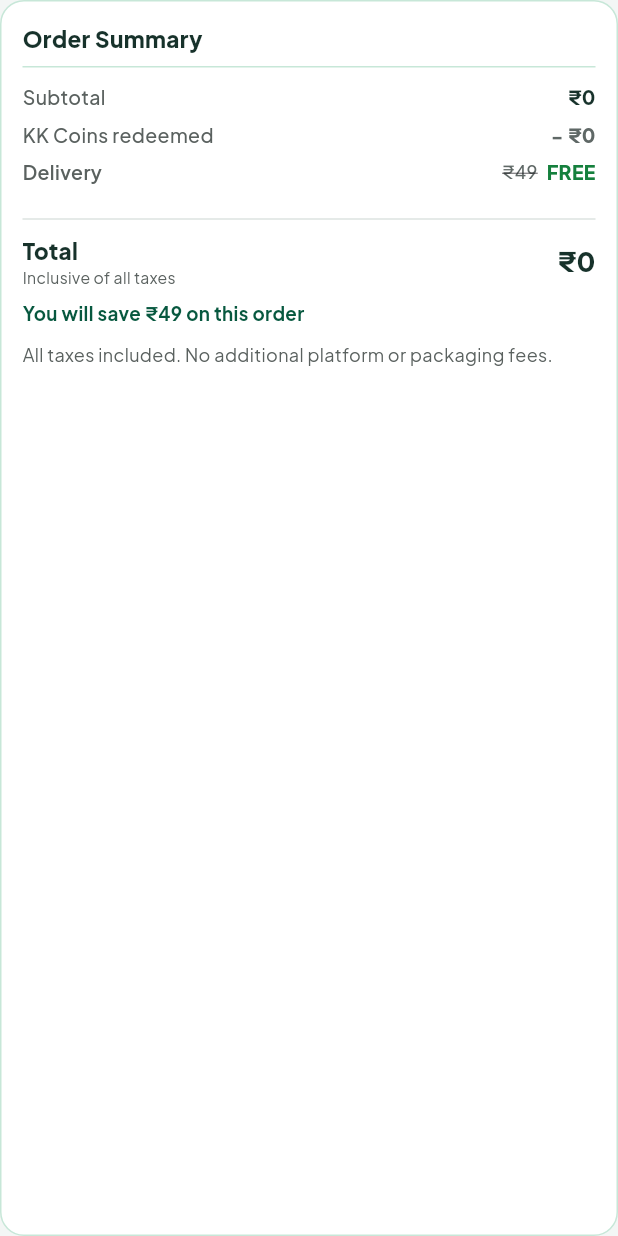
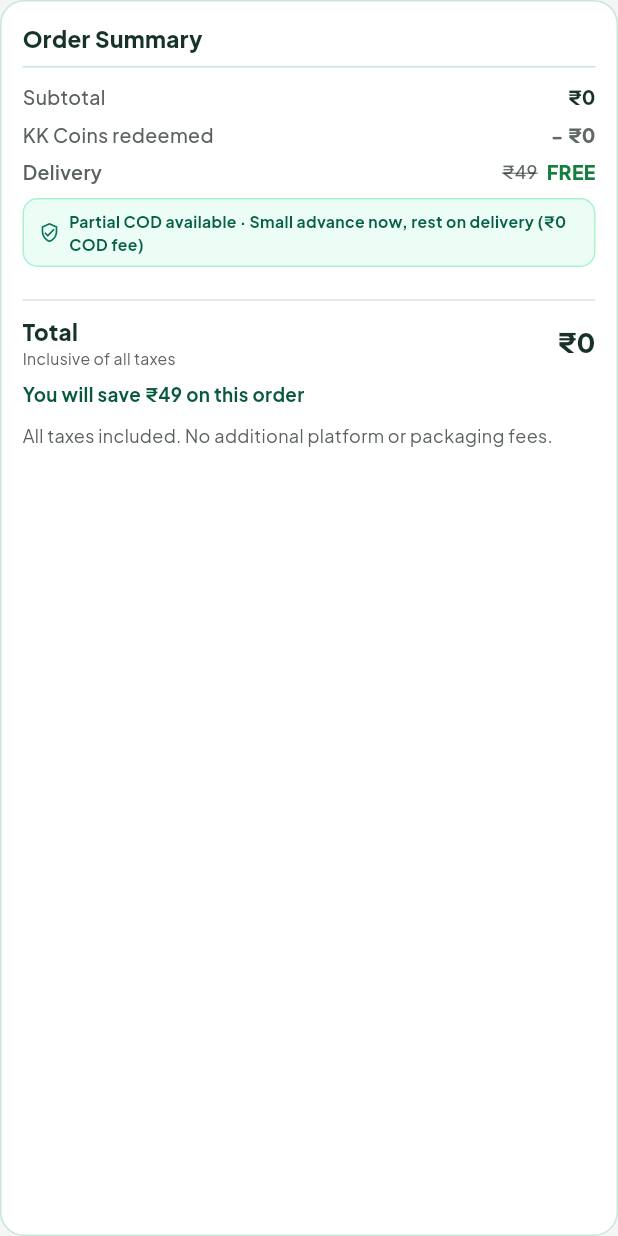
Before and after one commit to kknutrivet/kknutrivet-flutter-userstoreapp, a Flutter app: the CartSummaryCard widget shown alone on an empty page, opened directly with empty values, on a phone screen of 412 x 824 dp. Run offline on Flutter 3.47's test engine with Material 3 defaults, Android fonts, the phone set to English and light mode, and no system bars; our stand-ins replace cached_network_image, connectivity_plus, cupertino_ui, device_info_plus, dio, firebase_analytics and 21 more; accounts and stored records are empty; network calls fail.

Commit message:
feat(parity): show base pack (e.g. 5L) on PDP, unscratched Scratch & Win banner on Orders, Home Brands -> /brands/:slug, and Cart Partial COD trust strip

```diff
--- a/lib/features/cart/widgets/cart_summary_and_bars.dart
+++ b/lib/features/cart/widgets/cart_summary_and_bars.dart
@@ -307,6 +307,35 @@ class CartSummaryCard extends StatelessWidget {
               ),
             ),
           ],
+          const SizedBox(height: 8),
+          Container(
+            padding: const EdgeInsets.symmetric(horizontal: 10, vertical: 7),
+            decoration: BoxDecoration(
+              color: const Color(0xFFECFDF5),
+              borderRadius: BorderRadius.circular(10),
+              border: Border.all(color: const Color(0xFFA7F3D0)),
+            ),
+            child: const Row(
+              children: [
+                Icon(
+                  Icons.verified_user_outlined,
+                  size: 14,
+                  color: Color(0xFF047857),
+                ),
+                SizedBox(width: 6),
+                Expanded(
+                  child: Text(
+                    'Partial COD available · Small advance now, rest on delivery (₹0 COD fee)',
+                    style: TextStyle(
+                      fontSize: 10.5,
+                      fontWeight: FontWeight.w700,
+                      color: Color(0xFF065F46),
+                    ),
+                  ),
+                ),
+              ],
+            ),
+          ),
           if (showInlinePincodeChecker) ...[
             const SizedBox(height: 8),
             const CartDeliveryCheckerCard(),
```
Also changed, not shown: lib/features/home/widgets/home_community_and_footer.dart (+4 -3 lines), lib/features/orders/screens/orders_screen.dart (+68 -0 lines), lib/features/products/screens/product_detail_screen.dart (+9 -5 lines).
